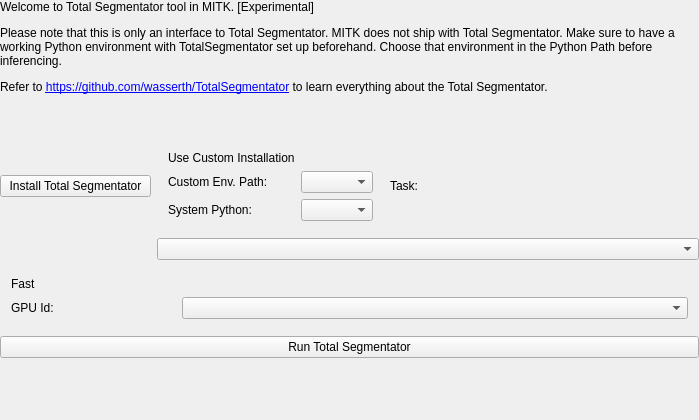
First picture: the form in Modules/SegmentationUI/Qmitk/QmitkTotalSegmentatorGUIControls.ui, repository MITK/MITK, before the edit.
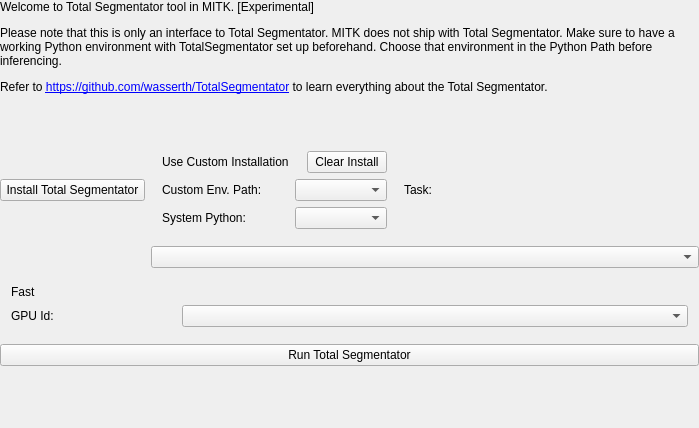
Second picture: the form after the edit. Custom widgets are drawn as their Qt base class.

Commit message: Add "Clear Install" button to remove pre installed virtual environments

```diff
--- a/Modules/SegmentationUI/Qmitk/QmitkTotalSegmentatorGUIControls.ui
+++ b/Modules/SegmentationUI/Qmitk/QmitkTotalSegmentatorGUIControls.ui
@@ -143,6 +143,25 @@
 			</property>
 		   </widget>
 		  </item>
+		  <item row="0" column="3">
+		   <widget class="QPushButton" name="clearButton">
+			<property name="sizePolicy">
+			 <sizepolicy hsizetype="Minimum" vsizetype="Fixed">
+			  <horstretch>0</horstretch>
+			  <verstretch>0</verstretch>
+			 </sizepolicy>
+			</property>
+		    <property name="maximumSize">
+			 <size>
+			  <width>100000</width>
+			  <height>16777215</height>
+			 </size>
+		    </property>
+		    <property name="text">
+			 <string>Clear Install</string>
+		    </property>
+		   </widget>
+		  </item>	 
 		  <item row="1" column="0">
 		   <widget class="QLabel" name="pythonEnvLabel">
 			<property name="sizePolicy">
```
The commit also changes 4 other files.
